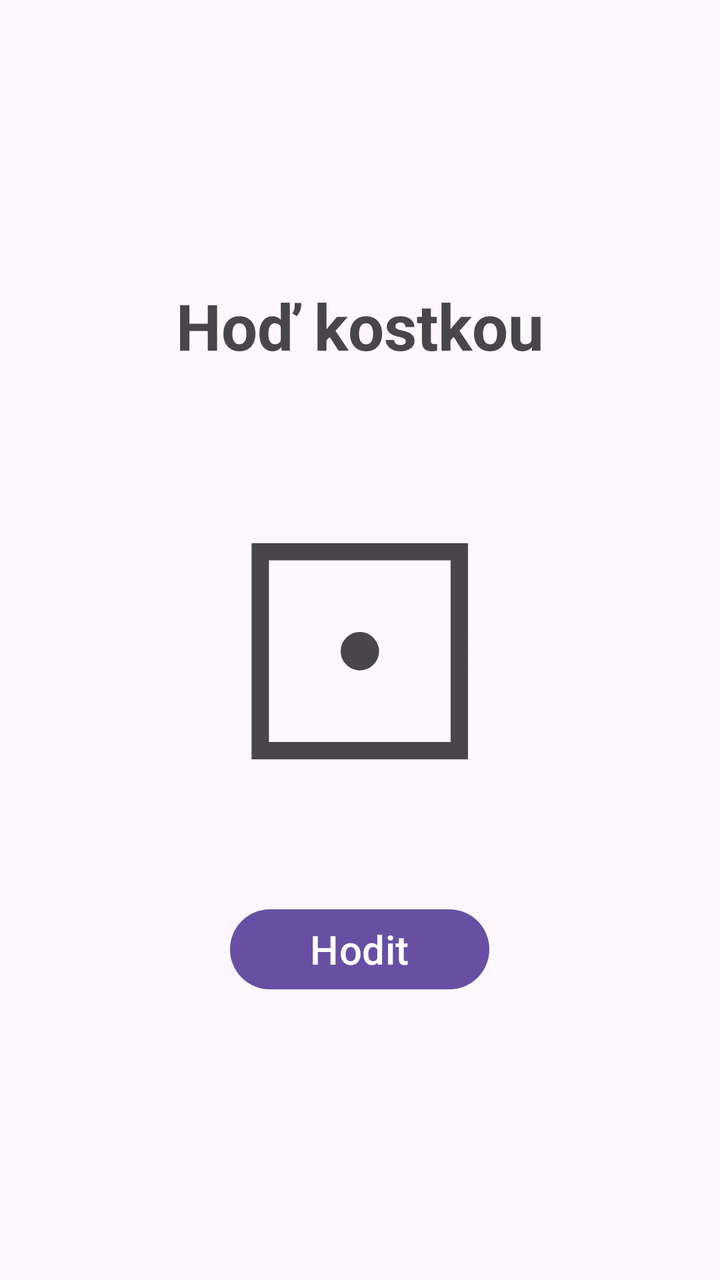
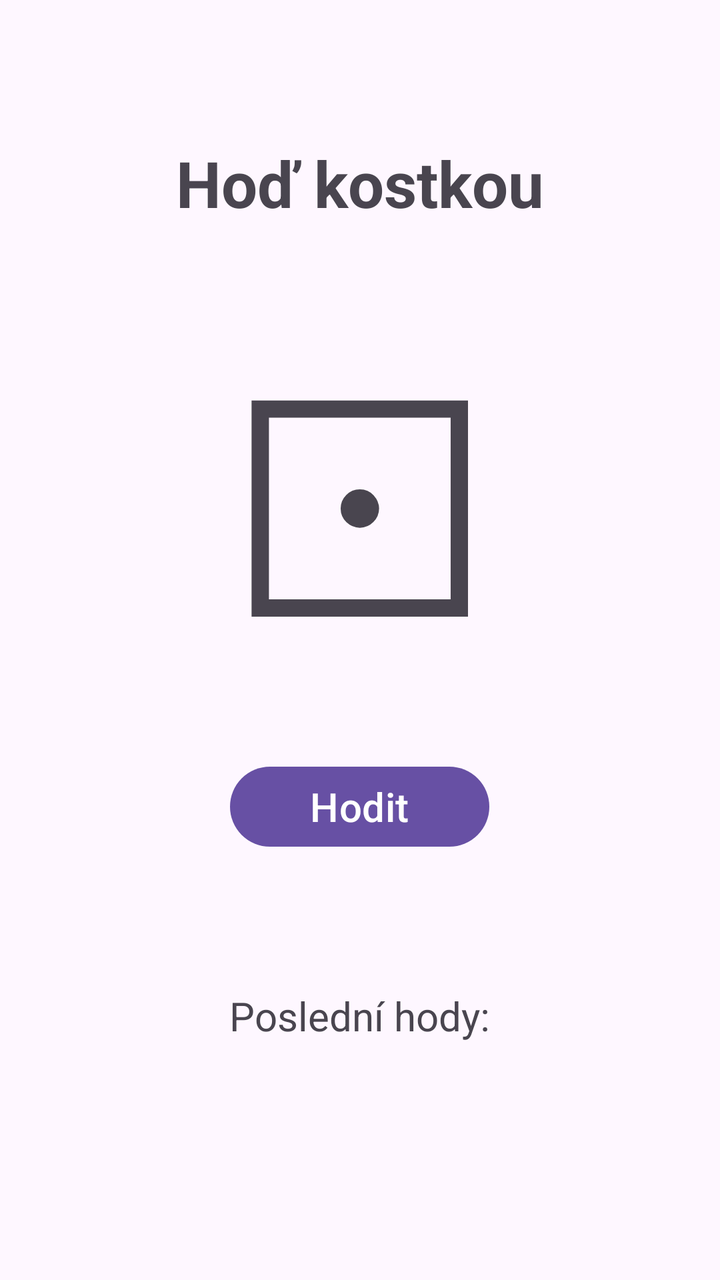

An Android layout rendered at two revisions. The XML below is the earlier revision; the diff shows what the commit changed to produce the second picture.
<!-- AndroidManifest.xml: application theme Theme.MyApp003Xml -->
<!-- res/layout/activity_main.xml -->
<?xml version="1.0" encoding="utf-8"?>
<LinearLayout xmlns:android="http://schemas.android.com/apk/res/android"
    xmlns:tools="http://schemas.android.com/tools"
    android:id="@+id/llMain"
    android:layout_width="match_parent"
    android:layout_height="match_parent"
    android:gravity="center"
    android:orientation="vertical"
    tools:context=".MainActivity">

    
    <TextView
        android:id="@+id/tvTitle"
        android:layout_width="wrap_content"
        android:layout_height="wrap_content"
        android:text="@string/title"
        android:textSize="32sp"
        android:textStyle="bold" />

    
    <TextView
        android:id="@+id/tvDice"
        android:layout_width="wrap_content"
        android:layout_height="wrap_content"
        android:layout_marginVertical="24dp"
        android:text="⚀"
        android:textSize="160sp" />

    
    <Button
        android:id="@+id/btnRoll"
        android:layout_width="wrap_content"
        android:layout_height="wrap_content"
        android:paddingHorizontal="40dp"
        android:text="@string/roll"
        android:textSize="20sp" />

</LinearLayout>
<!-- resources referenced by this layout -->
<resources>
  <string name="roll">Hodit</string>
  <string name="title">Hoď kostkou</string>
  <style name="Theme.MyApp003Xml" parent="Base.Theme.MyApp003Xml" />
  <style name="Base.Theme.MyApp003Xml" parent="Theme.Material3.DayNight.NoActionBar">
          
          
      </style>
</resources>

<!-- the commit's change to res/layout/activity_main.xml (unified diff, before → after) -->
@@ -35,4 +35,27 @@
         android:text="@string/roll"
         android:textSize="20sp" />
 
+    
+    <TextView
+        android:id="@+id/tvRollCount"
+        android:layout_width="wrap_content"
+        android:layout_height="wrap_content"
+        android:layout_marginTop="32dp"
+        android:textSize="20sp" />
+
+    
+    <TextView
+        android:id="@+id/tvHistoryTitle"
+        android:layout_width="wrap_content"
+        android:layout_height="wrap_content"
+        android:layout_marginTop="8dp"
+        android:text="@string/history"
+        android:textSize="20sp" />
+
+    <TextView
+        android:id="@+id/tvHistory"
+        android:layout_width="wrap_content"
+        android:layout_height="wrap_content"
+        android:textSize="36sp" />
+
 </LinearLayout>
<!-- resource entries referenced after the edit -->
@@ -1,5 +1,6 @@
 <!-- resources referenced by this layout -->
 <resources>
+  <string name="history">Poslední hody:</string>
   <string name="roll">Hodit</string>
   <string name="title">Hoď kostkou</string>
   <style name="Theme.MyApp003Xml" parent="Base.Theme.MyApp003Xml" />
